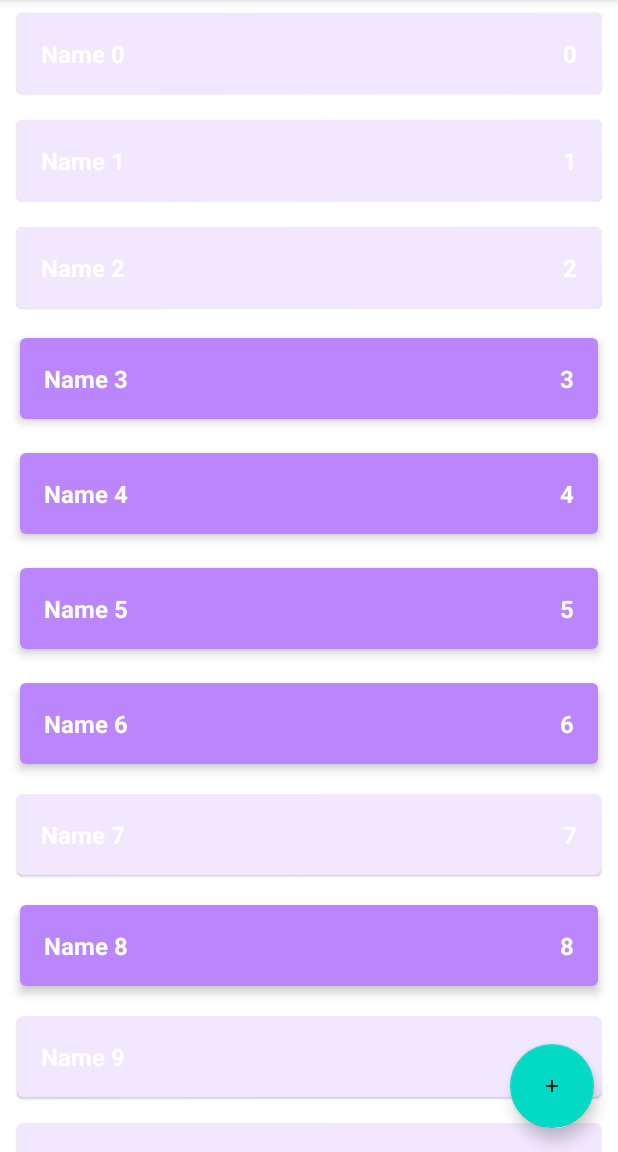
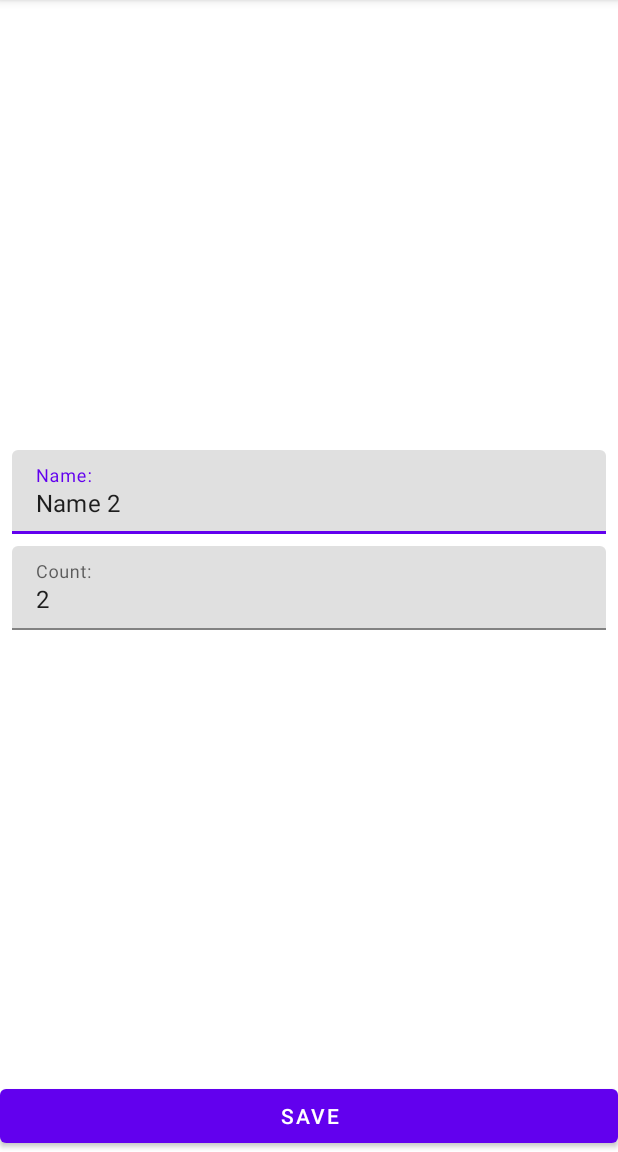
Before and after one commit to Pe4enKaa/CA_ToDo, an Android app: the screen it shows after launch (MainActivity before the commit, ShopItemActivity after it), after a tap on an icon or button, on a phone screen of 412 x 824 dp, the part 84-1236 px from its top. Run offline under Robolectric (Android 15) with nearby library versions, the phone set to English and light mode, and no system bars.

Commit message:
implementation ShopItemActivity(adding and editing item)

```diff
--- a/app/src/main/AndroidManifest.xml
+++ b/app/src/main/AndroidManifest.xml
@@ -9,6 +9,9 @@
         android:roundIcon="@mipmap/ic_launcher_round"
         android:supportsRtl="true"
         android:theme="@style/Theme.CA_ToDo">
+        <activity android:name=".presentation.ShopItemActivity"
+            android:windowSoftInputMode="adjustResize"/>
+
         <activity android:name=".presentation.MainActivity">
             <intent-filter>
                 <action android:name="android.intent.action.MAIN" />
--- a/app/src/main/java/com/example/ca_todo/data/ShopListRepositoryImpl.kt
+++ b/app/src/main/java/com/example/ca_todo/data/ShopListRepositoryImpl.kt
@@ -14,7 +14,7 @@ object ShopListRepositoryImpl : ShopListRepository {
     private var autoIncrementedId = 0
 
     init {
-        for( i in 0 until 100) {
+        for( i in 0 until 10) {
             val item = ShopItem("Name $i", i, Random.nextBoolean())
             addShopItem(item)
         }
--- a/app/src/main/java/com/example/ca_todo/presentation/MainActivity.kt
+++ b/app/src/main/java/com/example/ca_todo/presentation/MainActivity.kt
@@ -1,13 +1,15 @@
 package com.example.ca_todo.presentation
 
-import androidx.appcompat.app.AppCompatActivity
 import android.os.Bundle
 import android.util.Log
+import androidx.appcompat.app.AppCompatActivity
 import androidx.lifecycle.ViewModelProvider
 import androidx.recyclerview.widget.ItemTouchHelper
 import androidx.recyclerview.widget.RecyclerView
 import com.example.ca_todo.R
-import com.example.ca_todo.domain.ShopItem
+import com.example.ca_todo.presentation.ShopItemActivity.Companion.newIntentAddItem
+import com.example.ca_todo.presentation.ShopItemActivity.Companion.newIntentEditItem
+import com.google.android.material.floatingactionbutton.FloatingActionButton
 
 class MainActivity : AppCompatActivity() {
 
@@ -25,6 +27,11 @@ class MainActivity : AppCompatActivity() {
         viewModel.shopList.observe(this) {
             shopListAdapter.submitList(it)
         }
+        val buttonAddItem = findViewById<FloatingActionButton>(R.id.button_add_shop_item)
+        buttonAddItem.setOnClickListener {
+            val intent = newIntentAddItem(this)
+            startActivity(intent)
+        }
     }
 
     private fun setupRecyclerView() {
@@ -34,10 +41,14 @@ class MainActivity : AppCompatActivity() {
             shopListAdapter = ShopListAdapter()
             adapter = shopListAdapter
 
-            recycledViewPool.setMaxRecycledViews(ShopListAdapter.VIEW_TYPE_ENABLED,
-                    ShopListAdapter.MAX_POOL_SIZE)
-            recycledViewPool.setMaxRecycledViews(ShopListAdapter.VIEW_TYPE_DISABLED,
-                    ShopListAdapter.MAX_POOL_SIZE)
+            recycledViewPool.setMaxRecycledViews(
+                ShopListAdapter.VIEW_TYPE_ENABLED,
+                ShopListAdapter.MAX_POOL_SIZE
+            )
+            recycledViewPool.setMaxRecycledViews(
+                ShopListAdapter.VIEW_TYPE_DISABLED,
+                ShopListAdapter.MAX_POOL_SIZE
+            )
         }
 
         setupLongClickListener()
@@ -49,12 +60,14 @@ class MainActivity : AppCompatActivity() {
 
     private fun setupSwipeListener(rvShopList: RecyclerView) {
         val callback = object : ItemTouchHelper.SimpleCallback(
-                0,
-                ItemTouchHelper.LEFT or ItemTouchHelper.RIGHT) {
-
-            override fun onMove(recyclerView: RecyclerView,
-                                viewHolder: RecyclerView.ViewHolder,
-                                target: RecyclerView.ViewHolder): Boolean {
+            0,
+            ItemTouchHelper.LEFT or ItemTouchHelper.RIGHT
+        ) {
+            override fun onMove(
+                recyclerView: RecyclerView,
+                viewHolder: RecyclerView.ViewHolder,
+                target: RecyclerView.ViewHolder
+            ): Boolean {
                 return false
             }
 
@@ -73,6 +86,8 @@ class MainActivity : AppCompatActivity() {
         shopListAdapter.onShopItemClickListener = {
 
             Log.d("itemClickListener", it.toString())
+            val intent = newIntentEditItem(this, it.id)
+            startActivity(intent)
         }
     }
 
--- /dev/null
+++ b/app/src/main/java/com/example/ca_todo/presentation/ShopItemActivity.kt
@@ -0,0 +1,181 @@
+package com.example.ca_todo.presentation
+
+import android.content.Context
+import android.content.Intent
+import android.os.Bundle
+import android.text.Editable
+import android.text.TextWatcher
+import android.widget.Button
+import android.widget.EditText
+import androidx.appcompat.app.AppCompatActivity
+import androidx.lifecycle.ViewModelProvider
+import com.example.ca_todo.R
+import com.example.ca_todo.domain.ShopItem
+import com.google.android.material.textfield.TextInputLayout
+import java.lang.RuntimeException
+
+class ShopItemActivity : AppCompatActivity() {
+
+    private lateinit var viewModel: ShopItemViewModel
+
+    private lateinit var tilName: TextInputLayout
+    private lateinit var tilCount: TextInputLayout
+
+    private lateinit var etName: EditText
+    private lateinit var etCount: EditText
+
+    private lateinit var buttonSave: Button
+
+    private var screenMode = MODE_UNKNOWN
+
+    private var shopItemId = ShopItem.UNDEFINED_ID
+
+    override fun onCreate(savedInstanceState: Bundle?) {
+        super.onCreate(savedInstanceState)
+        setContentView(R.layout.activity_shop_item)
+
+        parseIntent()
+
+        viewModel = ViewModelProvider(this)[ShopItemViewModel::class.java]
+
+        initViews()
+
+        addTextChangeListeners()
+
+        launchRightMode()
+
+        observeViewModel()
+    }
+
+    private fun observeViewModel() {
+        viewModel.errorInputCount.observe(this) {
+            val message = if (it) {
+                getString(R.string.error_input_count)
+            } else {
+                null
+            }
+            tilCount.error = message
+        }
+
+        viewModel.errorInputName.observe(this) {
+            val message = if (it) {
+                getString(R.string.error_input_name)
+            } else {
+                null
+            }
+            tilName.error = message
+        }
+
+        viewModel.shouldCloseScreen.observe(this) {
+            finish()
+        }
+    }
+
+    private fun launchRightMode() {
+        when (screenMode) {
+            MODE_EDIT -> launchEditMode()
+            MODE_ADD -> launchAddMode()
+        }
+    }
+
+    private fun addTextChangeListeners() {
+
+        etName.addTextChangedListener(object : TextWatcher {
+            override fun beforeTextChanged(p0: CharSequence?, p1: Int, p2: Int, p3: Int) {
+            }
+
+            override fun onTextChanged(p0: CharSequence?, p1: Int, p2: Int, p3: Int) {
+                viewModel.resetErrorInputName()
+            }
+
+            override fun afterTextChanged(p0: Editable?) {
+            }
+
+        })
+
+        etCount.addTextChangedListener(object : TextWatcher {
+            override fun beforeTextChanged(p0: CharSequence?, p1: Int, p2: Int, p3: Int) {
+            }
+
+            override fun onTextChanged(p0: CharSequence?, p1: Int, p2: Int, p3: Int) {
+                viewModel.resetErrorInputCount()
+            }
+
+            override fun afterTextChanged(p0: Editable?) {
+            }
+
+        })
+    }
+
+    private fun launchAddMode() {
+        buttonSave.setOnClickListener {
+            viewModel.addShopItem(etName.text?.toString(), etCount.text?.toString())
+        }
+    }
+
+    private fun launchEditMode() {
+        viewModel.getShopItem(shopItemId)
+
+        viewModel.shopItem.observe(this) {
+            etName.setText(it.name)
+            etCount.setText(it.count.toString())
+        }
+
+        buttonSave.setOnClickListener {
+            viewModel.editShopItem(etName.text?.toString(), etCount.text?.toString())
+        }
+    }
+
+    private fun parseIntent() {
+        if (!intent.hasExtra(EXTRA_SCREEN_MOD)) {
+            throw RuntimeException("Param screen mode is absent")
+        }
+
+        val mode = intent.getStringExtra(EXTRA_SCREEN_MOD)
+        if (mode != MODE_ADD && mode != MODE_EDIT) {
+            throw RuntimeException("Unknown mode $mode")
+        }
+
+        screenMode = mode
+
+        if (screenMode == MODE_EDIT) {
+            if (!intent.hasExtra(EXTRA_SHOP_ITEM_ID)) {
+                throw RuntimeException("Param shop item id is absent")
+            }
+            shopItemId = intent.getIntExtra(EXTRA_SHOP_ITEM_ID, ShopItem.UNDEFINED_ID)
+        }
+    }
+
+
+    private fun initViews() {
+        tilName = findViewById(R.id.til_name)
+        tilCount = findViewById(R.id.til_count)
+
+        etName = findViewById(R.id.et_name)
+        etCount = findViewById(R.id.et_count)
+
+        buttonSave = findViewById(R.id.save_button)
+
+    }
+
+    companion object {
+        private const val EXTRA_SCREEN_MOD = "extra_mode"
+        private const val EXTRA_SHOP_ITEM_ID = "extra_shop_item_id"
+        private const val MODE_EDIT = "mode_edit"
+        private const val MODE_ADD = "mode_add"
+        private const val MODE_UNKNOWN = ""
+
+        fun newIntentAddItem(context: Context): Intent {
+            val intent = Intent(context, ShopItemActivity::class.java)
+            intent.putExtra(EXTRA_SCREEN_MOD, MODE_ADD)
+            return intent
+        }
+
+        fun newIntentEditItem(context: Context, shopItemId: Int): Intent {
+            val intent = Intent(context, ShopItemActivity::class.java)
+            intent.putExtra(EXTRA_SCREEN_MOD, MODE_EDIT)
+            intent.putExtra(EXTRA_SHOP_ITEM_ID, shopItemId)
+            return intent
+        }
+    }
+}
--- /dev/null
+++ b/app/src/main/java/com/example/ca_todo/presentation/ShopItemViewModel.kt
@@ -0,0 +1,115 @@
+package com.example.ca_todo.presentation
+
+import androidx.lifecycle.LiveData
+import androidx.lifecycle.MutableLiveData
+import androidx.lifecycle.ViewModel
+import com.example.ca_todo.data.ShopListRepositoryImpl
+import com.example.ca_todo.domain.AddShopItem
+import com.example.ca_todo.domain.EditShopItem
+import com.example.ca_todo.domain.GetShopItem
+import com.example.ca_todo.domain.ShopItem
+import java.lang.Exception
+
+class ShopItemViewModel : ViewModel() {
+
+    private val repository = ShopListRepositoryImpl
+
+    private val getShopItem = GetShopItem(repository)
+    private val editShopItem = EditShopItem(repository)
+    private val addShopItem = AddShopItem(repository)
+
+    private val _errorInputName = MutableLiveData<Boolean>()
+    val errorInputName: LiveData<Boolean>
+        get() = _errorInputName
+
+    private val _errorInputCount = MutableLiveData<Boolean>()
+    val errorInputCount: LiveData<Boolean>
+        get() = _errorInputCount
+
+    private val _shopItem = MutableLiveData<ShopItem>()
+    val shopItem: LiveData<ShopItem>
+        get() = _shopItem
+
+    private val _shouldCloseScreen = MutableLiveData<Unit>()
+    val shouldCloseScreen: LiveData<Unit>
+        get() = _shouldCloseScreen
+
+    fun getShopItem(shopItemId: Int) {
+        val item = getShopItem.getShopItem(shopItemId)
+        _shopItem.value = item
+    }
+
+    fun addShopItem(inputName: String?, inputCount: String?) {
+
+        val name = parseName(inputName)
+        val count = parseCount(inputCount)
+
+        val fieldsValid = validateInput(name, count)
+
+        if (fieldsValid) {
+            val shopItem = ShopItem(name, count, enabled = true)
+            addShopItem.addShopItem(shopItem)
+            finishWork()
+        }
+    }
+
+    fun editShopItem(inputName: String?, inputCount: String?) {
+
+        val name = parseName(inputName)
+        val count = parseCount(inputCount)
+
+        val fieldsValid = validateInput(name, count)
+
+        if (fieldsValid) {
+            _shopItem.value?.let {
+                val item = it.copy(name = name, count = count)
+                editShopItem.editShopItem(item)
+                finishWork()
+            }
+
+        }
+    }
+
+    private fun parseName(inputName: String?): String {
+        return inputName?.trim() ?: ""
+    }
+
+    private fun parseCount(inputCount: String?): Int {
+        return try {
+            inputCount?.trim()?.toInt() ?: 0
+
+        } catch (e: Exception) {
+            0
+        }
+    }
+
+    private fun validateInput(name: String, count: Int): Boolean {
+
+        var result = true
+
+        if (name.isBlank()) {
+            _errorInputName.value = true
+            result = false
+        }
+
+        if (count <= 0) {
+            _errorInputCount.value = true
+            result = false
+        }
+
+        return result
+    }
+
+    fun resetErrorInputName() {
+        _errorInputName.value = false
+    }
+
+    fun resetErrorInputCount() {
+        _errorInputCount.value = false
+    }
+
+    private fun finishWork() {
+        _shouldCloseScreen.value = Unit
+    }
+
+}
--- a/app/src/main/res/layout/activity_main.xml
+++ b/app/src/main/res/layout/activity_main.xml
@@ -20,6 +20,7 @@
     </androidx.recyclerview.widget.RecyclerView>
 
     <com.google.android.material.floatingactionbutton.FloatingActionButton
+        android:id="@+id/button_add_shop_item"
         android:layout_width="wrap_content"
         android:layout_height="wrap_content"
         android:layout_marginEnd="16dp"
--- /dev/null
+++ b/app/src/main/res/layout/activity_shop_item.xml
@@ -0,0 +1,68 @@
+<?xml version="1.0" encoding="utf-8"?>
+<androidx.constraintlayout.widget.ConstraintLayout
+    xmlns:android="http://schemas.android.com/apk/res/android"
+    xmlns:app="http://schemas.android.com/apk/res-auto"
+    android:layout_width="match_parent"
+    android:layout_height="match_parent"
+    xmlns:tools="http://schemas.android.com/tools"
+    tools:context=".presentation.ShopItemFragment">
+
+    <com.google.android.material.textfield.TextInputLayout
+        android:id="@+id/til_name"
+        android:layout_width="0dp"
+        android:layout_height="wrap_content"
+        android:layout_marginStart="8dp"
+        android:layout_marginEnd="8dp"
+        android:layout_marginBottom="4dp"
+        app:layout_constraintBottom_toTopOf="@+id/til_count"
+        app:layout_constraintEnd_toEndOf="parent"
+        app:layout_constraintStart_toStartOf="parent"
+        app:layout_constraintTop_toTopOf="parent"
+        app:layout_constraintVertical_chainStyle="packed">
+
+        <com.google.android.material.textfield.TextInputEditText
+            android:id="@+id/et_name"
+            android:layout_width="match_parent"
+            android:layout_height="wrap_content"
+            android:hint="Name:"
+            android:inputType="textCapWords" />
+    </com.google.android.material.textfield.TextInputLayout>
+
+    <com.google.android.material.textfield.TextInputLayout
+        android:id="@+id/til_count"
+        android:layout_width="0dp"
+        android:layout_height="wrap_content"
+        android:layout_marginStart="8dp"
+        android:layout_marginTop="4dp"
+        android:layout_marginEnd="8dp"
+        app:layout_constraintBottom_toTopOf="@+id/save_button"
+        app:layout_constraintEnd_toEndOf="parent"
+        app:layout_constraintStart_toStartOf="parent"
+        app:layout_constraintTop_toBottomOf="@+id/til_name">
+
+        <com.google.android.material.textfield.TextInputEditText
+            android:id="@+id/et_count"
+            android:layout_width="match_parent"
+            android:layout_height="wrap_content"
+            android:hint="Count:"
+            android:inputType="number" />
+    </com.google.android.material.textfield.TextInputLayout>
+
+    <Button
+        android:id="@+id/save_button"
+        android:layout_width="0dp"
+        android:layout_height="wrap_content"
+        android:text="SAVE"
+        app:layout_constraintBottom_toBottomOf="parent"
+        app:layout_constraintEnd_toEndOf="parent"
+        app:layout_constraintStart_toStartOf="parent" />
+</androidx.constraintlayout.widget.ConstraintLayout>
+<!--<androidx.fragment.app.FragmentContainerView-->
+<!--    xmlns:android="http://schemas.android.com/apk/res/android"-->
+<!--    xmlns:tools="http://schemas.android.com/tools"-->
+<!--    android:id="@+id/shop_item_container"-->
+<!--    android:name="com.example.ca_todo.presentation.ShopItemFragment"-->
+<!--    android:layout_width="match_parent"-->
+<!--    android:layout_height="match_parent"-->
+<!--    tools:context=".presentation.ShopItemActivity"-->
+<!--    tools:layout="@layout/fragment_shop_item" />-->
--- a/app/src/main/res/values/strings.xml
+++ b/app/src/main/res/values/strings.xml
@@ -1,3 +1,5 @@
 <resources>
     <string name="app_name">CA_ToDo</string>
+    <string name="error_input_count">Invalid count</string>
+    <string name="error_input_name">Invalid name</string>
 </resources>
```
Also changed, not shown: app/src/main/java/com/example/ca_todo/presentation/ShopItemFragment.kt (added, +20 -0 lines), app/src/main/res/layout/fragment_shop_item.xml (added, +59 -0 lines).
